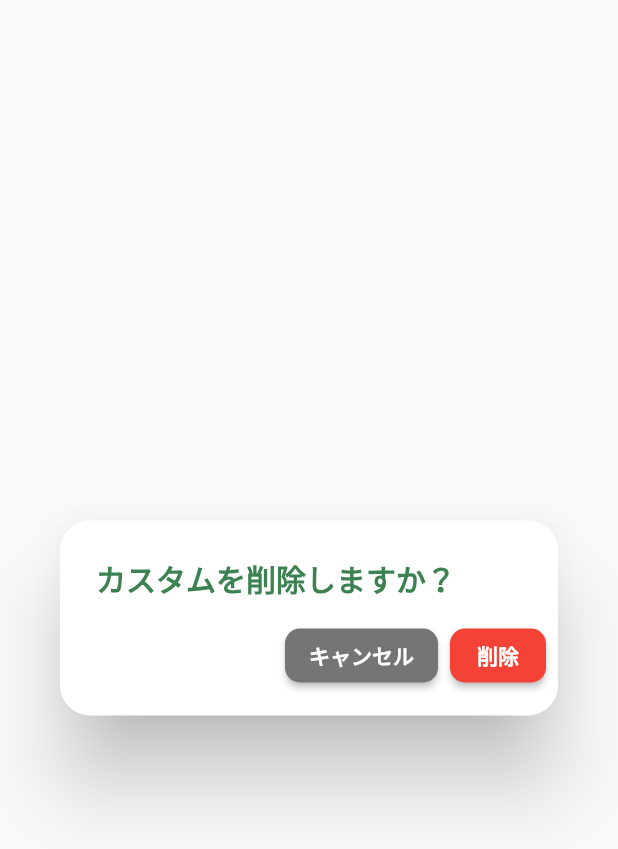
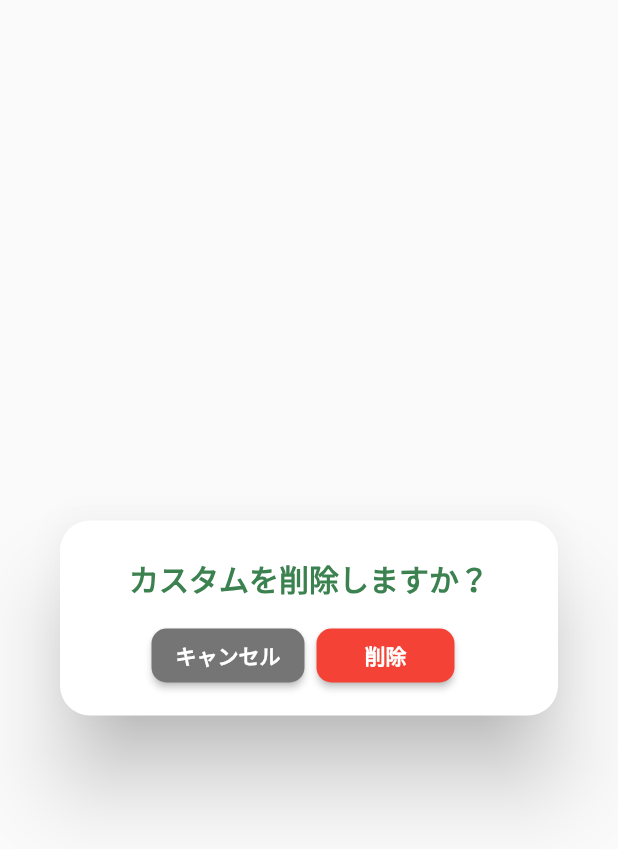
Before and after one commit to OishiKai/PC-Builder, a Flutter app: the DeleteCustomDialog widget shown alone on an empty page, opened directly, on a phone screen of 412 x 824 dp. Shown: the top 849 px of the screen. Run offline on Flutter 3.47's test engine with Material 2 defaults, Android fonts, the phone set to English and light mode, and no system bars; our stand-ins replace carousel_slider, flutter_riverpod, freezed_annotation, material_segmented_control, riverpod_annotation, sliding_up_panel and 2 more; missing offline and left inert: charset_converter, euc; accounts and stored records are empty; generated files the repository leaves out were written again; network calls fail.

Commit message:
詳細画面widget修正

```diff
--- a/lib/domain/database/custom_repository.dart
+++ b/lib/domain/database/custom_repository.dart
@@ -89,6 +89,7 @@ class CustomRepository {
 
   // Custom削除
   static Future<void> deleteCustom(String id) async {
+    deleteIncludeParts(id);
     final db = await DataStoreUseCase.database;
     await db.delete(
       'custom',
--- a/lib/widgets/inspect_custom/delete_custom_dialog.dart
+++ b/lib/widgets/inspect_custom/delete_custom_dialog.dart
@@ -15,6 +15,7 @@ class DeleteCustomDialog extends ConsumerWidget {
       shape: RoundedRectangleBorder(borderRadius: BorderRadius.circular(20)),
       title: const Text(
         'カスタムを削除しますか？',
+        textAlign: TextAlign.center,
         style: TextStyle(
           color: mainColor,
           fontWeight: FontWeight.bold,
@@ -22,7 +23,7 @@ class DeleteCustomDialog extends ConsumerWidget {
       ),
       children: [
         Row(
-          mainAxisAlignment: MainAxisAlignment.end,
+          mainAxisAlignment: MainAxisAlignment.center,
           children: [
             ElevatedButton(
               onPressed: () {
@@ -55,11 +56,14 @@ class DeleteCustomDialog extends ConsumerWidget {
                   borderRadius: BorderRadius.circular(10),
                 ),
               ),
-              child: const Text(
-                '削除',
-                style: TextStyle(
-                  color: Colors.white,
-                  fontWeight: FontWeight.bold,
+              child: const Padding(
+                padding: EdgeInsets.symmetric(horizontal: 16),
+                child: Text(
+                  '削除',
+                  style: TextStyle(
+                    color: Colors.white,
+                    fontWeight: FontWeight.bold,
+                  ),
                 ),
               ),
             ),
```
Also changed, not shown: lib/pages/inspect_custom_page.dart (+4 -4 lines), lib/pages/parts_detail_page.dart (+2 -16 lines), lib/widgets/inspect_custom/parts_inspect_cell_widget.dart (+7 -7 lines), lib/widgets/parts_detail/full_scale_image_slider.dart (+2 -5 lines), lib/widgets/parts_detail/shops_widget.dart (+16 -12 lines).
